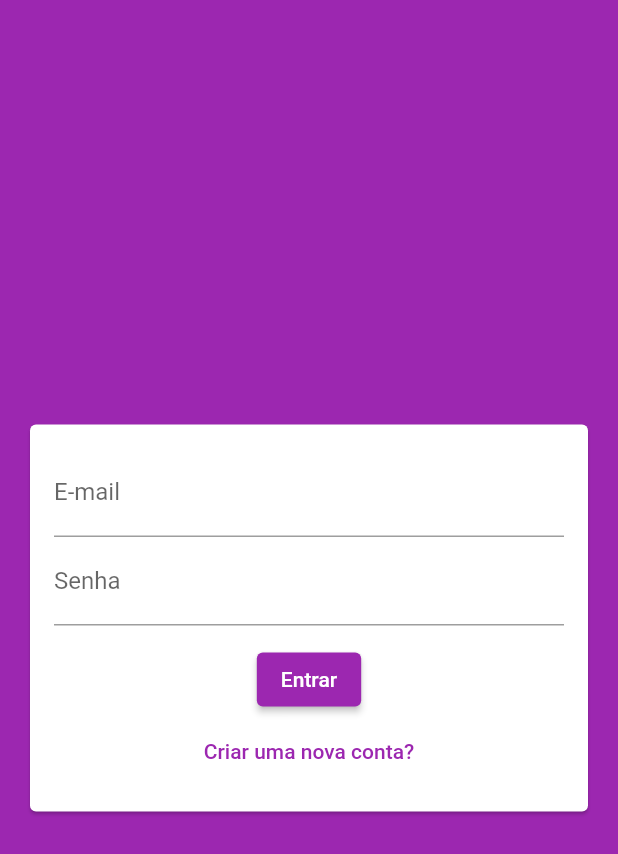
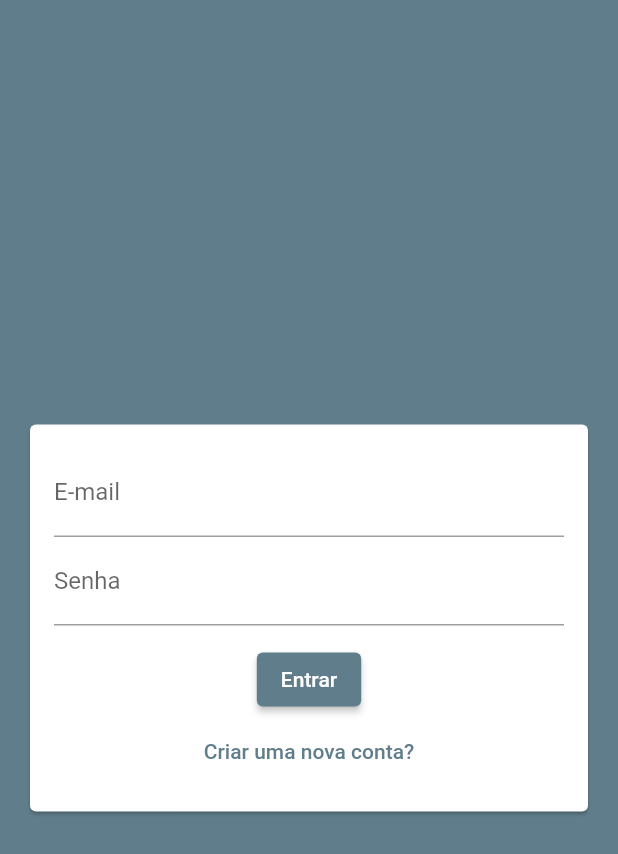
Before and after one commit to marcelinx/chat-flutter, a Flutter app: the AuthPage screen opened directly, on a phone screen of 412 x 824 dp. Shown: the top 854 px of the screen. Run offline on Flutter 3.47's test engine with Material 2 defaults, Android fonts, the phone set to English and light mode, and no system bars; our stand-ins replace image_picker; accounts and stored records are empty.

Commit message:
adicionando usuario padrao

```diff
--- a/lib/core/services/auth/auth_mock_service.dart
+++ b/lib/core/services/auth/auth_mock_service.dart
@@ -5,12 +5,22 @@ import 'package:chat/core/models/chat_user.dart';
 import 'package:chat/core/services/auth/auth_service.dart';
 
 class AuthMockService implements AuthService {
-  static final Map<String, ChatUser> _users = {};
+  static final _defaultUser = const ChatUser(
+    id: '1',
+    name: 'Teste',
+    email: 'test@cod3r.com.br',
+    imageURL: 'assets/images/avatar.png'
+  );
+
+  static final Map<String, ChatUser> _users = {
+    _defaultUser.email: _defaultUser,
+  };
+
   static ChatUser? _currentUser;
   static MultiStreamController<ChatUser?>? _controller;
   static final _userStream = Stream<ChatUser?>.multi((controller) {
     _controller = controller;
-    _updateUser(null);
+    _updateUser(_defaultUser);
   });
 
   @override
@@ -34,7 +44,7 @@ class AuthMockService implements AuthService {
       id: Random().nextDouble().toString(),
       name: name,
       email: email,
-      imageURL: image?.path ?? '/assets/images/...',
+      imageURL: image?.path ?? 'assets/images/avatar.png',
     );
 
     _users.putIfAbsent(email, () => newUser);
--- a/lib/main.dart
+++ b/lib/main.dart
@@ -13,7 +13,7 @@ class MyApp extends StatelessWidget {
     return MaterialApp(
       title: 'Chat',
       theme: ThemeData(
-        primarySwatch: Colors.purple,
+        primarySwatch: Colors.blueGrey,
       ),
       home: const AuthOrAppPage(),
       debugShowCheckedModeBanner: false,
--- a/pubspec.yaml
+++ b/pubspec.yaml
@@ -60,8 +60,8 @@ flutter:
   uses-material-design: true
 
   # To add assets to your application, add an assets section, like this:
-  # assets:
-  #   - images/a_dot_burr.jpeg
+  assets:
+    - assets/images/avatar.png
   #   - images/a_dot_ham.jpeg
 
   # An image asset can refer to one or more resolution-specific "variants", see
```
Also changed, not shown: assets/images/avatar.png (added).
